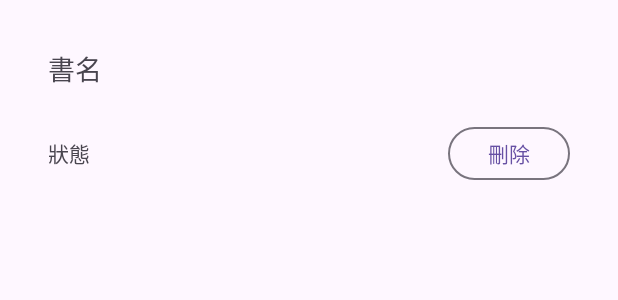
After one commit to PeiYiChang/bookstore, an Android app: the layout book_state_layout.xml on its own in the app's theme, with its tools: preview values and no code run, on a phone screen of 412 x 824 dp. The commit adds this screen. Shown: the top 300 px of the screen. Run offline under Robolectric (Android 15) with nearby library versions, the phone set to English and light mode, and no system bars.

Commit message:
delete book

```diff
--- a/app/src/main/AndroidManifest.xml
+++ b/app/src/main/AndroidManifest.xml
@@ -1,6 +1,8 @@
 <?xml version="1.0" encoding="utf-8"?>
 <manifest xmlns:android="http://schemas.android.com/apk/res/android"
     xmlns:tools="http://schemas.android.com/tools">
+    <uses-permission android:name="android.permission.READ_EXTERNAL_STORAGE"/>
+
 
     <application
         android:allowBackup="true"
--- a/app/src/main/java/fcu/midterm/bookstore/Book.java
+++ b/app/src/main/java/fcu/midterm/bookstore/Book.java
@@ -16,6 +16,11 @@ public class Book {
 
     public Book(int bookImg, String bookName, String bookState) {
         this.bookImg = bookImg;
+        this.bookName = bookName;
+        this.bookState = bookState;
+    }
+    public Book(String bookImgId, String bookName, String bookState) {
+        this.bookImgId = bookImgId;
         this.bookName = bookName;
         this.bookState = bookState;
     }
--- a/app/src/main/java/fcu/midterm/bookstore/booksAdapter.java
+++ b/app/src/main/java/fcu/midterm/bookstore/booksAdapter.java
@@ -7,11 +7,12 @@ import android.view.ViewGroup;
 import android.widget.BaseAdapter;
 import android.widget.ImageView;
 import android.widget.TextView;
-import android.os.Bundle;
 
 import java.util.List;
 
+
 public class booksAdapter extends BaseAdapter {
+
     private Context context;
     private List<Book> lsBooks;
     public booksAdapter(Context context, List<Book> lsBooks) {
--- a/app/src/main/java/fcu/midterm/bookstore/menuManager.java
+++ b/app/src/main/java/fcu/midterm/bookstore/menuManager.java
@@ -32,7 +32,7 @@ public class menuManager extends AppCompatActivity {
                     startActivity(intent);
                 } else if (v.getId()==R.id.book_status) {
                     Intent intent = new Intent();
-                    intent.setClass(menuManager.this, LoginActivity.class);
+                    intent.setClass(menuManager.this, book_state.class);
                     startActivity(intent);
                 }
             }
--- /dev/null
+++ b/app/src/main/res/layout/book_state_layout.xml
@@ -0,0 +1,45 @@
+<?xml version="1.0" encoding="utf-8"?>
+<androidx.constraintlayout.widget.ConstraintLayout xmlns:android="http://schemas.android.com/apk/res/android"
+    xmlns:app="http://schemas.android.com/apk/res-auto"
+    xmlns:tools="http://schemas.android.com/tools"
+    android:layout_width="match_parent"
+    android:layout_height="wrap_content">
+
+    <TextView
+        android:id="@+id/name_state"
+        android:layout_width="0dp"
+        android:layout_height="wrap_content"
+        android:layout_marginStart="32dp"
+        android:layout_marginTop="32dp"
+        android:layout_marginEnd="32dp"
+        android:text="書名"
+        android:textAppearance="@style/TextAppearance.AppCompat.Medium"
+        app:layout_constraintEnd_toEndOf="parent"
+        app:layout_constraintStart_toStartOf="parent"
+        app:layout_constraintTop_toTopOf="parent" />
+
+    <TextView
+        android:id="@+id/book_state"
+        android:layout_width="wrap_content"
+        android:layout_height="wrap_content"
+        android:layout_marginStart="32dp"
+        android:layout_marginTop="32dp"
+        android:layout_marginBottom="32dp"
+        android:text="狀態"
+        app:layout_constraintBottom_toBottomOf="parent"
+        app:layout_constraintStart_toStartOf="parent"
+        app:layout_constraintTop_toBottomOf="@+id/name_state" />
+
+    <Button
+        android:id="@+id/btn_delete"
+        style="@style/Widget.Material3.Button.OutlinedButton"
+        android:layout_width="81dp"
+        android:layout_height="43dp"
+        android:layout_marginEnd="32dp"
+        android:text="刪除"
+        android:onClick="onDeleteButtonClick"
+        app:layout_constraintBottom_toBottomOf="@+id/book_state"
+        app:layout_constraintEnd_toEndOf="parent"
+        app:layout_constraintTop_toTopOf="@+id/book_state" />
+
+</androidx.constraintlayout.widget.ConstraintLayout>
```
Also changed, not shown: app/src/main/java/fcu/midterm/bookstore/book_state.java (+84 -0 lines), app/src/main/res/layout/activity_book_state.xml (+0 -12 lines), app/src/main/java/fcu/midterm/bookstore/stateAdapter.java (added).
